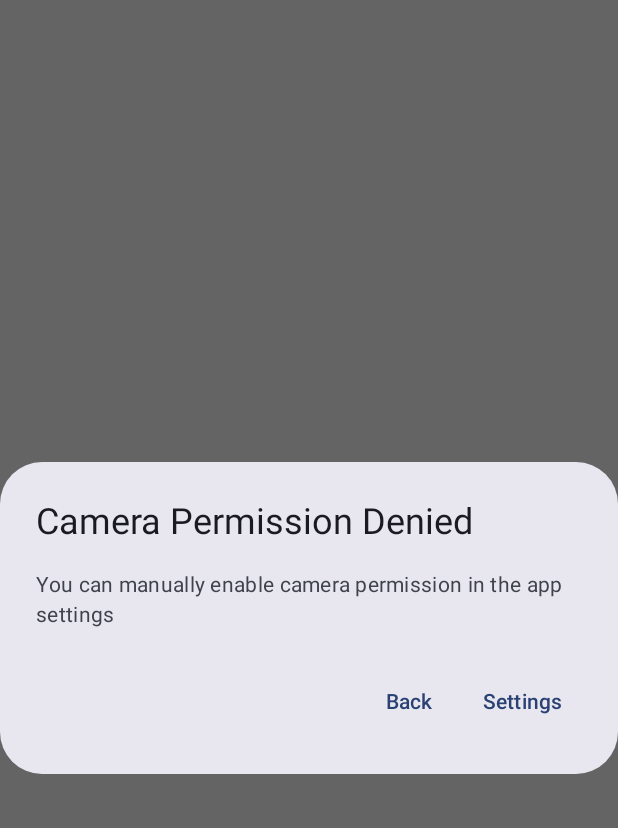
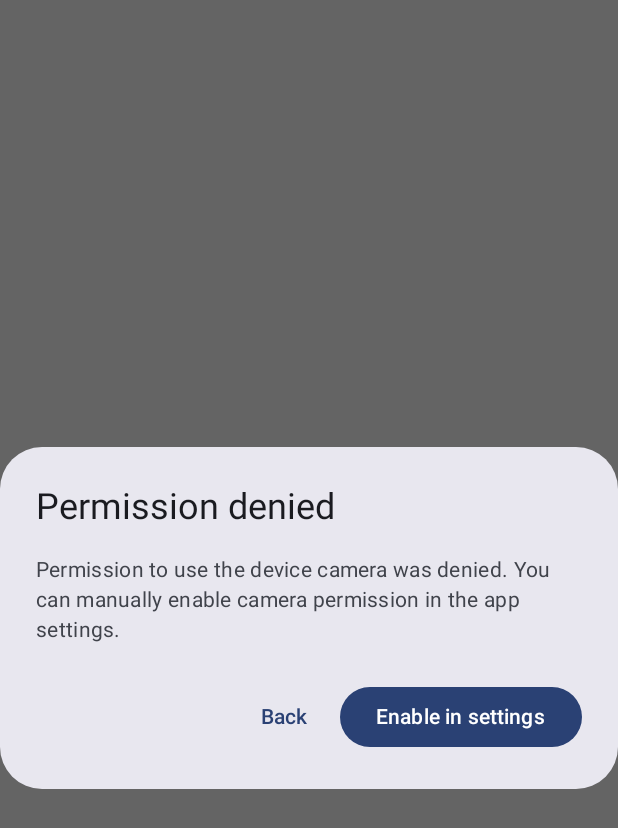
Before and after one commit to John-Tuesday/messy-diet, an Android app built with Jetpack Compose: the BarcodeScannerScreen screen opened through its navigation route, on a phone screen of 412 x 824 dp. Shown: the top 828 px of the screen. Run offline under Robolectric (Android 15) with nearby library versions, the phone set to English and light mode, and no system bars; our stand-ins replace Dagger/Hilt's generated code, Room's generated code; libraries missing offline, so code that uses them is left out: androidx.camera.core, androidx.camera.view, com.google.mlkit.vision; 3 statements that could not run were skipped.

Commit message:
Extract strings to resources for FoodDetails, SearchFdcUi, and ScannerUi
Minor clean-up of Navigation

```diff
--- a/feature/search/presentation/src/main/kotlin/org/calamarfederal/messydiet/feature/search/presentation/scanner/ScannerUi.kt
+++ b/feature/search/presentation/src/main/kotlin/org/calamarfederal/messydiet/feature/search/presentation/scanner/ScannerUi.kt
@@ -20,12 +20,14 @@ import androidx.compose.runtime.*
 import androidx.compose.ui.Modifier
 import androidx.compose.ui.platform.LocalContext
 import androidx.compose.ui.platform.LocalLifecycleOwner
+import androidx.compose.ui.res.stringResource
 import androidx.compose.ui.viewinterop.AndroidView
 import androidx.compose.ui.window.DialogProperties
 import androidx.core.content.ContextCompat
 import androidx.lifecycle.LifecycleOwner
 import androidx.lifecycle.compose.collectAsStateWithLifecycle
 import kotlinx.coroutines.flow.StateFlow
+import org.calamarfederal.messydiet.feature.search.presentation.R
 
 @Stable
 interface BarcodeScannerState {
@@ -93,16 +95,16 @@ private fun CameraPermissionDeniedScreen(
         ),
         title = {
             Text(
-                text = "Camera Permission Denied",
+                text = stringResource(id = R.string.camera_permission_denied_title),
             )
         },
         text = {
             Text(
-                text = "You can manually enable camera permission in the app settings",
+                text = stringResource(id = R.string.camera_permission_denied_body),
             )
         },
         confirmButton = {
-            TextButton(
+            Button(
                 onClick = {
                     context.startActivity(
                         Intent(
@@ -112,12 +114,12 @@ private fun CameraPermissionDeniedScreen(
                     )
                 },
             ) {
-                Text(text = "Settings")
+                Text(text = stringResource(id = R.string.app_settings))
             }
         },
         dismissButton = {
             TextButton(onClick = onBack) {
-                Text(text = "Back")
+                Text(text = stringResource(id = R.string.camera_permission_denied_back))
             }
         }
     )
--- a/feature/search/presentation/src/main/res/values/strings.xml
+++ b/feature/search/presentation/src/main/res/values/strings.xml
@@ -5,4 +5,24 @@
 
     <!--  FAB prompting to convert remote food item into local Meal  -->
     <string name="add_meal">Add meal</string>
+
+    <!--  Search Screen, search bar placeholder hint  -->
+    <string name="search_searchbar_hint">Enter UPC or GTIN</string>
+
+    <!--  Search Screen, search bar content when nothing is found or nothing is searched  -->
+    <string name="search_nonexistent">Nothing to show…</string>
+    <string name="search_no_results">No results</string>
+    <!--  Search Screen, loading hint  -->
+    <string name="search_loading">Loading…</string>
+    <string name="search_failed">Search failed :(</string>
+
+    <!--  Food Detail, failed status  -->
+    <string name="fetch_food_detail_failed_title">Failed to fetch details</string>
+
+    <!--  Denied Camera Permission in Scanner  -->
+    <string name="camera_permission_denied_title">Permission denied</string>
+    <string name="camera_permission_denied_body">Permission to use the device camera was denied. You can manually enable camera permission in the app settings.</string>
+    <!--  Button text for denied permission, prompting to go to app settings to manually change permissions  -->
+    <string name="app_settings">Enable in settings</string>
+    <string name="camera_permission_denied_back">Back</string>
 </resources>
```
Also changed, not shown: feature/search/presentation/src/main/kotlin/org/calamarfederal/messydiet/feature/search/presentation/Navigation.kt (+9 -9 lines), feature/search/presentation/src/main/kotlin/org/calamarfederal/messydiet/feature/search/presentation/detail/FdcFoodItemDetailsUi.kt (+13 -4 lines), feature/search/presentation/src/main/kotlin/org/calamarfederal/messydiet/feature/search/presentation/detail/NutritionInfoUi.kt (deleted, +0 -16 lines), feature/search/presentation/src/main/kotlin/org/calamarfederal/messydiet/feature/search/presentation/search/SearchFdcUi.kt (+5 -5 lines).
